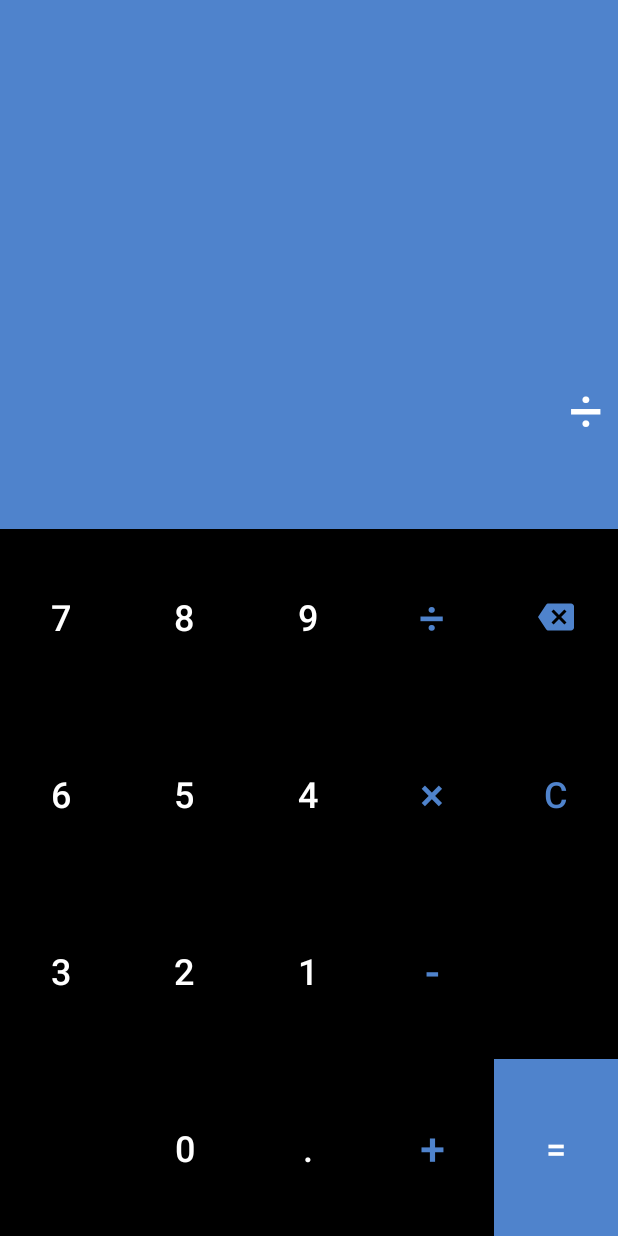
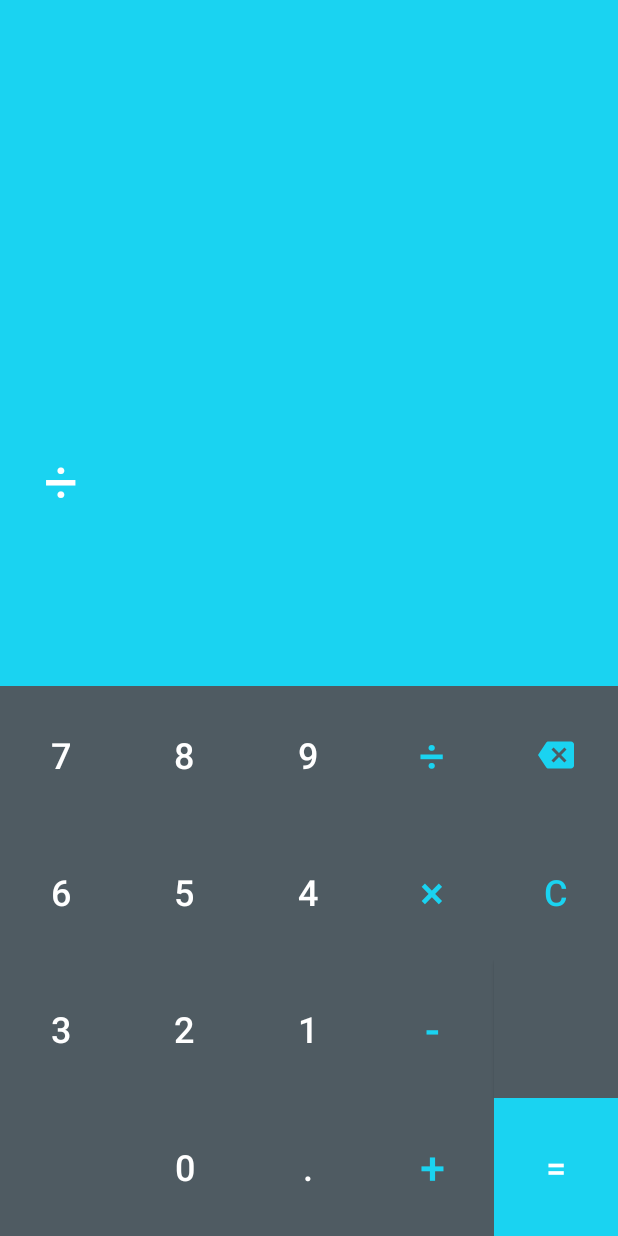
Before and after one commit to Saurabh-Daware/Simple-Calculator, an Android app: the screen it shows after launch (MainActivity), after a tap on an icon or button, on a phone screen of 412 x 824 dp. Run offline under Robolectric (Android 15) with nearby library versions, the phone set to English and light mode, and no system bars.

Commit message:
Modified UI

```diff
--- a/app/src/main/java/com/example/calculator/MainActivity.java
+++ b/app/src/main/java/com/example/calculator/MainActivity.java
@@ -9,9 +9,10 @@ import android.widget.TextView;
 import android.widget.Toast;
 
 
+
 public class MainActivity extends AppCompatActivity {
 
-    TextView input, sign;
+    TextView input, sign,output;
     double value1, value2;
     boolean add, sub, multiply, division, decimal;
 
@@ -23,6 +24,8 @@ public class MainActivity extends AppCompatActivity {
 
         input = findViewById(R.id.tvInput);
         sign = findViewById(R.id.tvSign);
+        output = findViewById(R.id.tvOutput);
+
     }
 
 
@@ -78,6 +81,9 @@ public class MainActivity extends AppCompatActivity {
 
     public void btnMinus(View view) {
         sign.setText(sign.getText() + "-");
+        String out;
+        out = input.getText().toString();
+        output.setText(out);
         if (input.getText().length() != 0) {
             value1 = Float.parseFloat(input.getText() + "");
             sub = true;
@@ -89,6 +95,11 @@ public class MainActivity extends AppCompatActivity {
 
     public void btnPlus(View view) {
         sign.setText(sign.getText() + "+");
+
+        String out;
+        out = input.getText().toString();
+        output.setText(out);
+
         if (input.getText().length() != 0) {
             value1 = Float.parseFloat(input.getText() + "");
             add = true;
@@ -100,6 +111,9 @@ public class MainActivity extends AppCompatActivity {
 
     public void btnMultiply(View view) {
         sign.setText(sign.getText() + "×");
+        String out;
+        out = input.getText().toString();
+        output.setText(out);
         if (input.getText().length() != 0) {
             value1 = Float.parseFloat(input.getText() + "");
             multiply = true;
@@ -111,6 +125,9 @@ public class MainActivity extends AppCompatActivity {
 
     public void btnDivision(View view) {
         sign.setText(sign.getText() + "÷");
+        String out;
+        out = input.getText().toString();
+        output.setText(out);
         if (input.getText().length() != 0) {
             value1 = Float.parseFloat(input.getText() + "");
             division = true;
@@ -123,6 +140,7 @@ public class MainActivity extends AppCompatActivity {
     public void btnClear(View view) {
         input.setText("");
         sign.setText("");
+        output.setText("");
         value1 = 0.0;
         value2 = 0.0;
     }
@@ -139,25 +157,36 @@ public class MainActivity extends AppCompatActivity {
             }
         }
 
+        try {
+
+
             if (add) {
                 input.setText((value1 + value2) + "");
+                output.setText("");
                 add = false;
+
 
             }
 
             if (sub) {
                 input.setText((value1 - value2) + "");
+                output.setText("");
                 sub = false;
             }
 
             if (multiply) {
                 input.setText((value1 * value2) + "");
+                output.setText("");
                 multiply = false;
             }
 
             if (division) {
                 input.setText((value1 / value2) + "");
+                output.setText("");
                 division = false;
+            }
+        }catch (Exception nfe){
+
         }
         sign.setText("");
 
--- a/app/src/main/res/drawable/ic_baseline_backspace_24.xml
+++ b/app/src/main/res/drawable/ic_baseline_backspace_24.xml
@@ -1,4 +1,4 @@
-<vector android:height="24dp" android:tint="#4f83cc"
+<vector android:height="24dp" android:tint="#1ad3f1"
     android:viewportHeight="24" android:viewportWidth="24"
     android:width="24dp" xmlns:android="http://schemas.android.com/apk/res/android">
     <path android:fillColor="@android:color/white"
--- a/app/src/main/res/layout/activity_main.xml
+++ b/app/src/main/res/layout/activity_main.xml
@@ -5,44 +5,61 @@
     android:layout_width="match_parent"
     android:layout_height="match_parent"
     android:orientation="vertical"
-    android:weightSum="7"
+    android:weightSum="9"
     tools:context=".MainActivity">
 
 
     <TextView
-        android:id="@+id/tvInput"
+        android:id="@+id/tvOutput"
         android:layout_width="match_parent"
         android:layout_height="0dp"
         android:layout_gravity="center|end"
         android:layout_weight="2"
         android:background="@color/Lite"
-        android:gravity="end"
+        android:gravity="center|end"
         android:maxLength="15"
         android:padding="10dp"
         android:textColor="@color/text"
         android:textColorHint="@color/text"
-        android:textSize="50sp" />
+        android:textSize="40sp" />
 
-    <TextView
-        android:id="@+id/tvSign"
+    <LinearLayout
         android:layout_width="match_parent"
         android:layout_height="0dp"
-        android:layout_gravity="center|end"
-        android:layout_weight="1"
+        android:layout_weight="3"
         android:background="@color/Lite"
-        android:gravity="end"
-        android:maxLength="1"
-        android:padding="10dp"
-        android:textColor="@color/text"
-        android:textColorHint="@color/text"
-        android:textSize="40sp" />
+        android:orientation="horizontal"
+        android:weightSum="5">
+
+        <TextView
+            android:id="@+id/tvSign"
+            android:layout_width="0dp"
+            android:layout_height="match_parent"
+            android:layout_weight="1"
+            android:gravity="center"
+            android:maxLength="1"
+            android:textColor="@color/text"
+            android:textSize="40dp" />
+
+        <TextView
+            android:id="@+id/tvInput"
+            android:layout_width="0dp"
+            android:layout_height="match_parent"
+            android:layout_weight="4"
+            android:gravity="center|end"
+            android:textColor="@color/text"
+            android:textSize="80dp"
+            />
+
+
+    </LinearLayout>
 
 
     <LinearLayout
         android:layout_width="match_parent"
         android:layout_height="0dp"
         android:layout_weight="1"
-        android:background="@color/black"
+        android:background="@color/PrimaryLite"
         android:orientation="horizontal"
         android:weightSum="5">
 
@@ -96,7 +113,7 @@
             android:layout_width="0dp"
             android:layout_height="match_parent"
             android:layout_weight="1"
-            android:background="@color/black"
+            android:background="@color/PrimaryLite"
             android:onClick="btnDelete"
             android:src="@drawable/ic_baseline_backspace_24" />
     </LinearLayout>
@@ -105,7 +122,7 @@
         android:layout_width="match_parent"
         android:layout_height="0dp"
         android:layout_weight="1"
-        android:background="@color/black"
+        android:background="@color/PrimaryLite"
         android:orientation="horizontal"
         android:weightSum="5">
 
@@ -169,7 +186,7 @@
         android:layout_width="match_parent"
         android:layout_height="0dp"
         android:layout_weight="1"
-        android:background="@color/black"
+        android:background="@color/PrimaryLite"
         android:orientation="horizontal"
         android:weightSum="5">
 
@@ -216,6 +233,12 @@
             android:textAllCaps="false"
             android:textColor="@color/Lite"
             android:textSize="30sp" />
+        <Button
+            android:layout_width="0dp"
+            android:layout_height="match_parent"
+            android:layout_weight="1"
+            android:background="@color/PrimaryLite"/>
+
 
     </LinearLayout>
 
@@ -223,7 +246,7 @@
         android:layout_width="match_parent"
         android:layout_height="0dp"
         android:layout_weight="1"
-        android:background="@color/black"
+        android:background="@color/PrimaryLite"
         android:gravity="right"
         android:orientation="horizontal"
         android:weightSum="5">
@@ -271,6 +294,7 @@
             android:onClick="btnEqual"
             android:text="@string/btnEqual"
             android:textAllCaps="false"
+            android:textCursorDrawable="@color/PrimaryLite"
             android:textColor="@color/text"
             android:textSize="24sp" />
     </LinearLayout>
--- a/app/src/main/res/values/colors.xml
+++ b/app/src/main/res/values/colors.xml
@@ -7,7 +7,8 @@
     <color name="black">#000000</color>
     <color name="text">#fff</color>
     <color name="SecondaryLite">#3C4A95</color>
-    <color name="Lite">#4f83cc</color>
+    <color name="Lite">#1ad3f1</color>
     <color name="PrimaryLite">#4F5B62</color>
 
+
 </resources>
--- a/app/src/main/res/values/styles.xml
+++ b/app/src/main/res/values/styles.xml
@@ -2,7 +2,7 @@
     <!-- Base application theme. -->
     <style name="AppTheme" parent="Theme.AppCompat.Light.NoActionBar">
         <!-- Customize your theme here. -->
-        <item name="colorPrimaryDark">@color/colorPrimaryDark</item>
+        <item name="colorPrimaryDark">@color/Lite</item>
         <item name="colorAccent">@color/colorAccent</item>
     </style>
     <style name="Button" parent="Widget.AppCompat.Button.Borderless">
```
Lines whose indentation alone changed are shown as unchanged.
